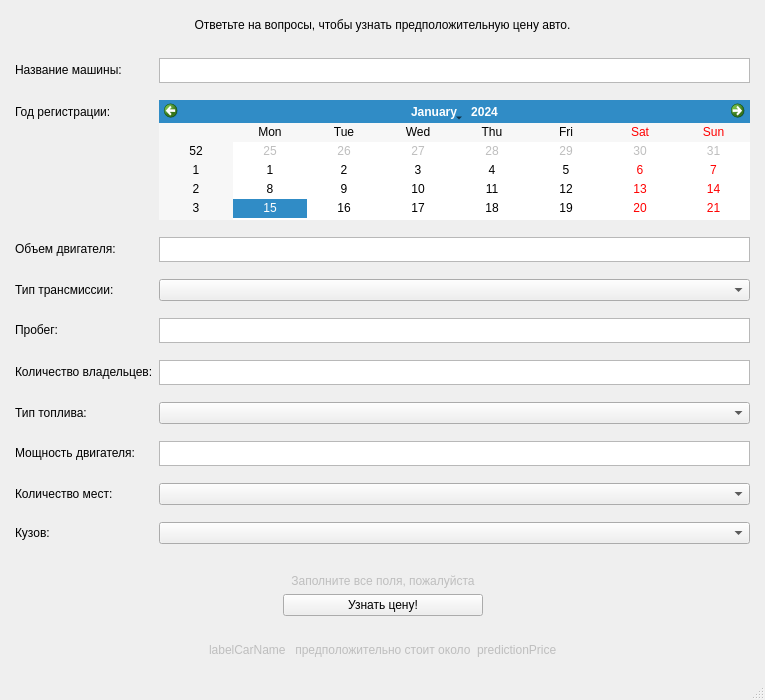
This is _ui.ui in azamat-happy/car_stat as Qt 5 draws it before an edit. The edited form follows.
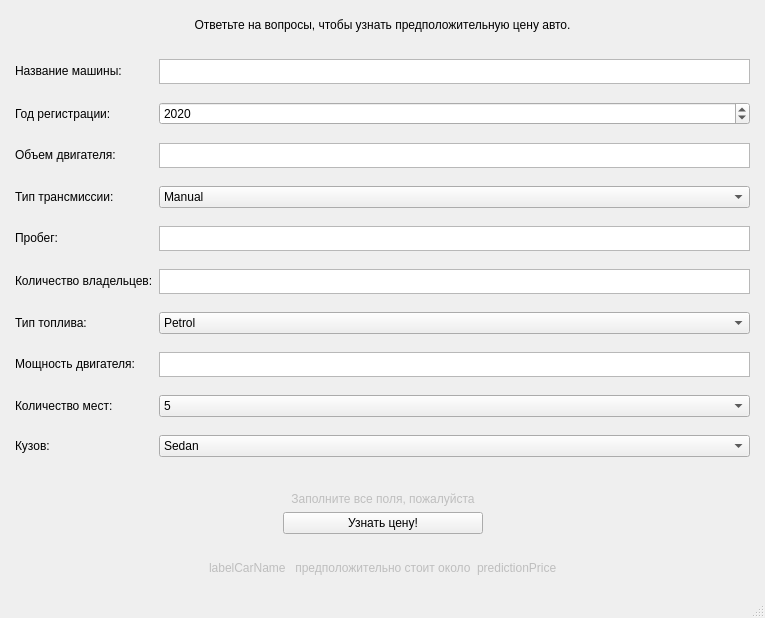
This is the edited form.

```diff
--- a/_ui.ui
+++ b/_ui.ui
@@ -7,7 +7,7 @@
     <x>0</x>
     <y>0</y>
     <width>765</width>
-    <height>700</height>
+    <height>618</height>
    </rect>
   </property>
   <property name="maximumSize">
@@ -66,26 +66,21 @@
       <property name="bottomMargin">
        <number>6</number>
       </property>
+      <item row="1" column="0">
+       <widget class="QLabel" name="labelCarName">
+        <property name="text">
+         <string>Название машины:</string>
+        </property>
+       </widget>
+      </item>
       <item row="1" column="1">
-       <widget class="QTextBrowser" name="textBrowser">
-        <property name="sizePolicy">
-         <sizepolicy hsizetype="Expanding" vsizetype="Fixed">
-          <horstretch>0</horstretch>
-          <verstretch>0</verstretch>
-         </sizepolicy>
-        </property>
+       <widget class="QTextEdit" name="name_car">
         <property name="maximumSize">
          <size>
           <width>16777215</width>
           <height>25</height>
          </size>
         </property>
-        <property name="baseSize">
-         <size>
-          <width>123</width>
-          <height>12</height>
-         </size>
-        </property>
        </widget>
       </item>
       <item row="2" column="0">
@@ -96,18 +91,18 @@
        </widget>
       </item>
       <item row="2" column="1">
-       <widget class="QCalendarWidget" name="calendarWidget">
-        <property name="sizePolicy">
-         <sizepolicy hsizetype="Preferred" vsizetype="Preferred">
-          <horstretch>0</horstretch>
-          <verstretch>0</verstretch>
-         </sizepolicy>
+       <widget class="QSpinBox" name="year">
+        <property name="enabled">
+         <bool>true</bool>
         </property>
-        <property name="maximumSize">
-         <size>
-          <width>16777215</width>
-          <height>120</height>
-         </size>
+        <property name="minimum">
+         <number>1990</number>
+        </property>
+        <property name="maximum">
+         <number>2023</number>
+        </property>
+        <property name="value">
+         <number>2020</number>
         </property>
        </widget>
       </item>
@@ -118,28 +113,6 @@
         </property>
        </widget>
       </item>
-      <item row="3" column="1">
-       <widget class="QTextBrowser" name="textBrowser_2">
-        <property name="sizePolicy">
-         <sizepolicy hsizetype="Expanding" vsizetype="Fixed">
-          <horstretch>0</horstretch>
-          <verstretch>0</verstretch>
-         </sizepolicy>
-        </property>
-        <property name="maximumSize">
-         <size>
-          <width>16777215</width>
-          <height>25</height>
-         </size>
-        </property>
-        <property name="baseSize">
-         <size>
-          <width>123</width>
-          <height>12</height>
-         </size>
-        </property>
-       </widget>
-      </item>
       <item row="4" column="0">
        <widget class="QLabel" name="labelTransmissionType">
         <property name="text">
@@ -148,7 +121,7 @@
        </widget>
       </item>
       <item row="4" column="1">
-       <widget class="QComboBox" name="comboBox">
+       <widget class="QComboBox" name="transmission_type">
         <property name="sizePolicy">
          <sizepolicy hsizetype="Preferred" vsizetype="Fixed">
           <horstretch>1</horstretch>
@@ -156,8 +129,18 @@
          </sizepolicy>
         </property>
         <property name="currentText">
-         <string/>
+         <string>Manual</string>
         </property>
+        <item>
+         <property name="text">
+          <string>Manual</string>
+         </property>
+        </item>
+        <item>
+         <property name="text">
+          <string>Automatic</string>
+         </property>
+        </item>
        </widget>
       </item>
       <item row="5" column="0">
@@ -167,115 +150,69 @@
         </property>
        </widget>
       </item>
-      <item row="5" column="1">
-       <widget class="QTextBrowser" name="textBrowser_3">
-        <property name="sizePolicy">
-         <sizepolicy hsizetype="Expanding" vsizetype="Fixed">
-          <horstretch>0</horstretch>
-          <verstretch>0</verstretch>
-         </sizepolicy>
-        </property>
-        <property name="maximumSize">
-         <size>
-          <width>16777215</width>
-          <height>25</height>
-         </size>
-        </property>
-        <property name="baseSize">
-         <size>
-          <width>123</width>
-          <height>12</height>
-         </size>
-        </property>
-       </widget>
-      </item>
-      <item row="6" column="0">
+      <item row="7" column="0">
        <widget class="QLabel" name="labeNumOwners">
         <property name="text">
          <string>Количество владельцев:</string>
         </property>
        </widget>
       </item>
-      <item row="6" column="1">
-       <widget class="QTextBrowser" name="textBrowser_4">
-        <property name="sizePolicy">
-         <sizepolicy hsizetype="Expanding" vsizetype="Fixed">
-          <horstretch>0</horstretch>
-          <verstretch>0</verstretch>
-         </sizepolicy>
-        </property>
-        <property name="maximumSize">
-         <size>
-          <width>16777215</width>
-          <height>25</height>
-         </size>
-        </property>
-        <property name="baseSize">
-         <size>
-          <width>123</width>
-          <height>12</height>
-         </size>
-        </property>
-       </widget>
-      </item>
-      <item row="7" column="0">
+      <item row="8" column="0">
        <widget class="QLabel" name="labelFuelType">
         <property name="text">
          <string>Тип топлива:</string>
         </property>
        </widget>
       </item>
-      <item row="7" column="1">
-       <widget class="QComboBox" name="comboBox_2">
-        <property name="sizePolicy">
-         <sizepolicy hsizetype="Preferred" vsizetype="Fixed">
-          <horstretch>1</horstretch>
-          <verstretch>0</verstretch>
-         </sizepolicy>
-        </property>
-        <property name="currentText">
-         <string/>
-        </property>
-       </widget>
-      </item>
-      <item row="8" column="0">
-       <widget class="QLabel" name="labelEnginePower">
-        <property name="text">
-         <string>Мощность двигателя:</string>
-        </property>
-       </widget>
-      </item>
       <item row="8" column="1">
-       <widget class="QTextBrowser" name="textBrowser_5">
+       <widget class="QComboBox" name="fuel_type">
         <property name="sizePolicy">
-         <sizepolicy hsizetype="Expanding" vsizetype="Fixed">
-          <horstretch>0</horstretch>
+         <sizepolicy hsizetype="Preferred" vsizetype="Fixed">
+          <horstretch>1</horstretch>
           <verstretch>0</verstretch>
          </sizepolicy>
         </property>
-        <property name="maximumSize">
-         <size>
-          <width>16777215</width>
-          <height>25</height>
-         </size>
+        <property name="currentText">
+         <string>Petrol</string>
         </property>
-        <property name="baseSize">
-         <size>
-          <width>123</width>
-          <height>12</height>
-         </size>
-        </property>
+        <item>
+         <property name="text">
+          <string>Petrol</string>
+         </property>
+        </item>
+        <item>
+         <property name="text">
+          <string>Electric</string>
+         </property>
+        </item>
+        <item>
+         <property name="text">
+          <string>Diesel</string>
+         </property>
+        </item>
+        <item>
+         <property name="text">
+          <string>CNG</string>
+         </property>
+        </item>
        </widget>
       </item>
       <item row="9" column="0">
+       <widget class="QLabel" name="labelEnginePower">
+        <property name="text">
+         <string>Мощность двигателя:</string>
+        </property>
+       </widget>
+      </item>
+      <item row="10" column="0">
        <widget class="QLabel" name="labelNumSeats">
         <property name="text">
          <string>Количество мест:</string>
         </property>
        </widget>
       </item>
-      <item row="9" column="1">
-       <widget class="QComboBox" name="comboBox_3">
+      <item row="10" column="1">
+       <widget class="QComboBox" name="seats">
         <property name="sizePolicy">
          <sizepolicy hsizetype="Preferred" vsizetype="Fixed">
           <horstretch>1</horstretch>
@@ -283,19 +220,39 @@
          </sizepolicy>
         </property>
         <property name="currentText">
-         <string/>
+         <string>5</string>
         </property>
+        <item>
+         <property name="text">
+          <string>5</string>
+         </property>
+        </item>
+        <item>
+         <property name="text">
+          <string>6</string>
+         </property>
+        </item>
+        <item>
+         <property name="text">
+          <string>7</string>
+         </property>
+        </item>
+        <item>
+         <property name="text">
+          <string>8</string>
+         </property>
+        </item>
        </widget>
       </item>
-      <item row="10" column="0">
+      <item row="11" column="0">
        <widget class="QLabel" name="labelBodyType">
         <property name="text">
          <string>Кузов:</string>
         </property>
        </widget>
       </item>
-      <item row="10" column="1">
-       <widget class="QComboBox" name="comboBox_4">
+      <item row="11" column="1">
+       <widget class="QComboBox" name="body_type">
         <property name="sizePolicy">
          <sizepolicy hsizetype="Preferred" vsizetype="Fixed">
           <horstretch>1</horstretch>
@@ -303,14 +260,72 @@
          </sizepolicy>
         </property>
         <property name="currentText">
-         <string/>
+         <string>Sedan</string>
         </property>
+        <item>
+         <property name="text">
+          <string>Sedan</string>
+         </property>
+        </item>
+        <item>
+         <property name="text">
+          <string>Coupe</string>
+         </property>
+        </item>
+        <item>
+         <property name="text">
+          <string>Hatchback</string>
+         </property>
+        </item>
+        <item>
+         <property name="text">
+          <string>SUV</string>
+         </property>
+        </item>
+        <item>
+         <property name="text">
+          <string>MUV</string>
+         </property>
+        </item>
        </widget>
       </item>
-      <item row="1" column="0">
-       <widget class="QLabel" name="labelCarName">
-        <property name="text">
-         <string>Название машины:</string>
+      <item row="3" column="1">
+       <widget class="QTextEdit" name="engine_capacity">
+        <property name="maximumSize">
+         <size>
+          <width>16777215</width>
+          <height>25</height>
+         </size>
+        </property>
+       </widget>
+      </item>
+      <item row="5" column="1">
+       <widget class="QTextEdit" name="kms_driven">
+        <property name="maximumSize">
+         <size>
+          <width>16777215</width>
+          <height>25</height>
+         </size>
+        </property>
+       </widget>
+      </item>
+      <item row="7" column="1">
+       <widget class="QTextEdit" name="owner_type">
+        <property name="maximumSize">
+         <size>
+          <width>16777215</width>
+          <height>25</height>
+         </size>
+        </property>
+       </widget>
+      </item>
+      <item row="9" column="1">
+       <widget class="QTextEdit" name="max_power">
+        <property name="maximumSize">
+         <size>
+          <width>16777215</width>
+          <height>25</height>
+         </size>
         </property>
        </widget>
       </item>
@@ -361,7 +376,7 @@
            </widget>
           </item>
           <item>
-           <widget class="QPushButton" name="pushButton">
+           <widget class="QPushButton" name="price_btn">
             <property name="sizePolicy">
              <sizepolicy hsizetype="Minimum" vsizetype="Fixed">
               <horstretch>0</horstretch>
@@ -415,7 +430,7 @@
         </spacer>
        </item>
        <item>
-        <widget class="QLabel" name="label_2">
+        <widget class="QLabel" name="name_car_lb">
          <property name="enabled">
           <bool>false</bool>
          </property>
@@ -435,7 +450,7 @@
         </widget>
        </item>
        <item>
-        <widget class="QLabel" name="label_4">
+        <widget class="QLabel" name="price_lb">
          <property name="enabled">
           <bool>false</bool>
          </property>
```
